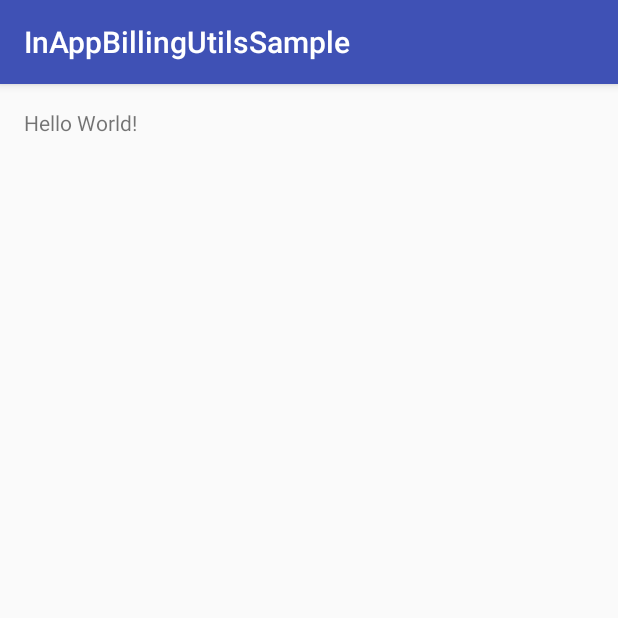
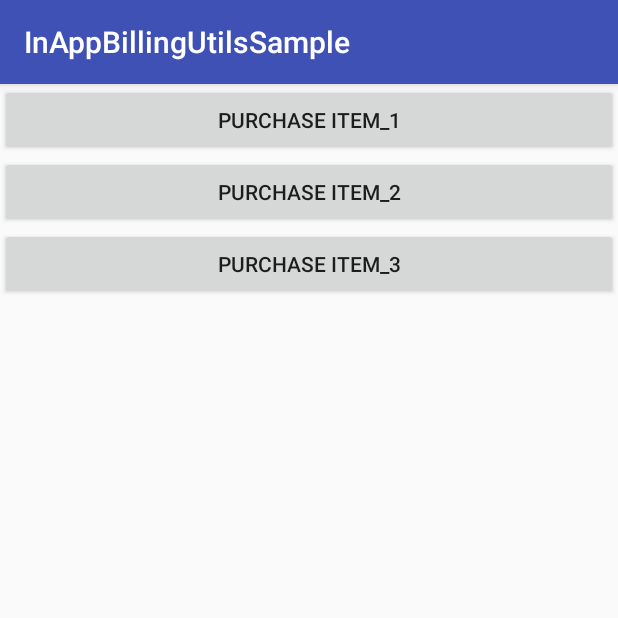
Before and after one commit to Alfian878787/InAppBillingUtils, an Android app: the screen it shows after launch (MainActivity), on a phone screen of 412 x 824 dp, the top half of it. Run offline under Robolectric (Android 15) with nearby library versions, the phone set to English and light mode, and no system bars; libraries missing offline, so code that uses them is left out: com.android.vending; 2 statements that could not run were skipped.

Commit message:
Impl purchase part on SampleApplication

```diff
--- a/sample/src/main/java/com/github/windsekirun/inappbillingutilssample/MainActivity.java
+++ b/sample/src/main/java/com/github/windsekirun/inappbillingutilssample/MainActivity.java
@@ -3,6 +3,9 @@ package com.github.windsekirun.inappbillingutilssample;
 import android.content.Intent;
 import android.os.Bundle;
 import android.support.v7.app.AppCompatActivity;
+import android.util.Log;
+import android.view.View;
+import android.widget.Button;
 
 import com.github.windsekirun.inappbillingtest.InAppBillingUtils;
 import com.github.windsekirun.inappbillingtest.model.Sku;
@@ -16,10 +19,18 @@ public class MainActivity extends AppCompatActivity implements InAppBillingUtils
     String item2Sku = "item_2";
     String item3Sku = "item_3";
 
+    Button btn1;
+    Button btn2;
+    Button btn3;
+
     @Override
     protected void onCreate(Bundle savedInstanceState) {
         super.onCreate(savedInstanceState);
         setContentView(R.layout.activity_main);
+        btn1 = (Button) findViewById(R.id.button);
+        btn2 = (Button) findViewById(R.id.button2);
+        btn3 = (Button) findViewById(R.id.button3);
+
         utils = new InAppBillingUtils(this, "", this);
 
         utils.initInAppBilling();
@@ -30,7 +41,30 @@ public class MainActivity extends AppCompatActivity implements InAppBillingUtils
         items.add(item3Sku);
 
         ArrayList<Sku> availablePackage = utils.getAvailableInappPackage(items);
+        for (Sku sku : availablePackage) {
+            Log.d(sku.getProductId(), sku.getPrice() + ": " + sku.getTitle() + " : " + sku.getType());
+        }
 
+        btn1.setOnClickListener(new View.OnClickListener() {
+            @Override
+            public void onClick(View v) {
+                utils.purchase(item1Sku);
+            }
+        });
+
+        btn2.setOnClickListener(new View.OnClickListener() {
+            @Override
+            public void onClick(View v) {
+                utils.purchase(item2Sku);
+            }
+        });
+
+        btn3.setOnClickListener(new View.OnClickListener() {
+            @Override
+            public void onClick(View v) {
+                utils.purchase(item3Sku);
+            }
+        });
     }
 
     @Override
--- a/sample/src/main/res/layout/activity_main.xml
+++ b/sample/src/main/res/layout/activity_main.xml
@@ -4,15 +4,37 @@
     xmlns:tools="http://schemas.android.com/tools"
     android:id="@+id/activity_main"
     android:layout_width="match_parent"
-    android:layout_height="match_parent"
-    android:paddingBottom="@dimen/activity_vertical_margin"
-    android:paddingLeft="@dimen/activity_horizontal_margin"
-    android:paddingRight="@dimen/activity_horizontal_margin"
-    android:paddingTop="@dimen/activity_vertical_margin"
-    tools:context="com.github.windsekirun.inappbillingutilssample.MainActivity">
+    android:layout_height="match_parent">
 
-    <TextView
+    <Button
+        android:text="Purchase item_1"
         android:layout_width="wrap_content"
         android:layout_height="wrap_content"
-        android:text="Hello World!"/>
+        android:id="@+id/button"
+        android:layout_alignParentLeft="true"
+        android:layout_alignParentStart="true"
+        android:layout_alignParentRight="true"
+        android:layout_alignParentEnd="true"/>
+
+    <Button
+        android:text="Purchase item_2"
+        android:layout_width="wrap_content"
+        android:layout_height="wrap_content"
+        android:layout_below="@+id/button"
+        android:id="@+id/button2"
+        android:layout_alignParentRight="true"
+        android:layout_alignParentEnd="true"
+        android:layout_alignParentLeft="true"
+        android:layout_alignParentStart="true"/>
+
+    <Button
+        android:text="Purchase item_3"
+        android:layout_width="wrap_content"
+        android:layout_height="wrap_content"
+        android:id="@+id/button3"
+        android:layout_below="@+id/button2"
+        android:layout_alignParentLeft="true"
+        android:layout_alignParentStart="true"
+        android:layout_alignParentRight="true"
+        android:layout_alignParentEnd="true"/>
 </RelativeLayout>
```
